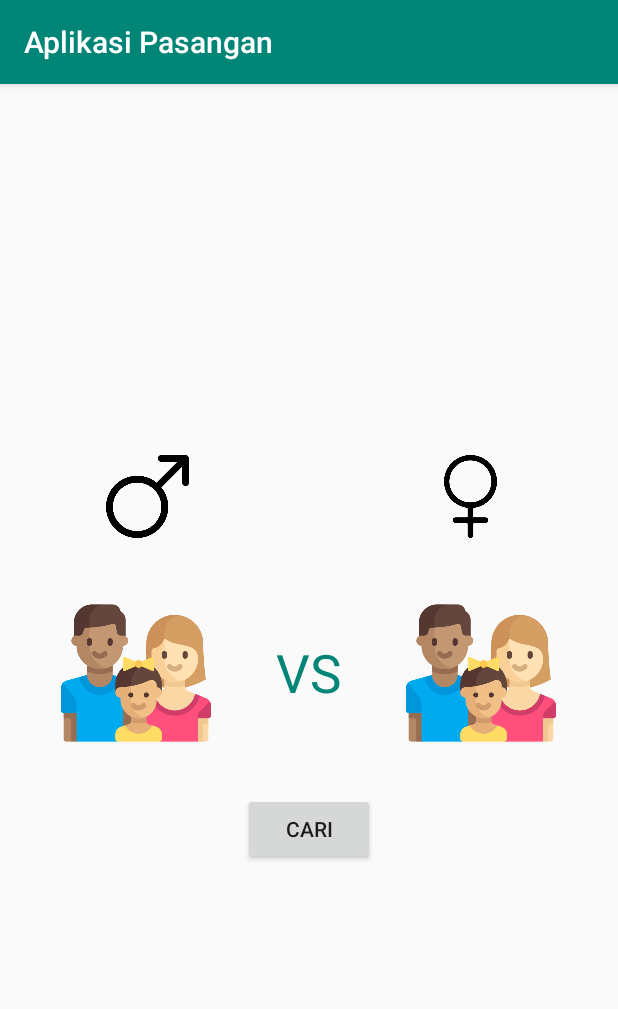
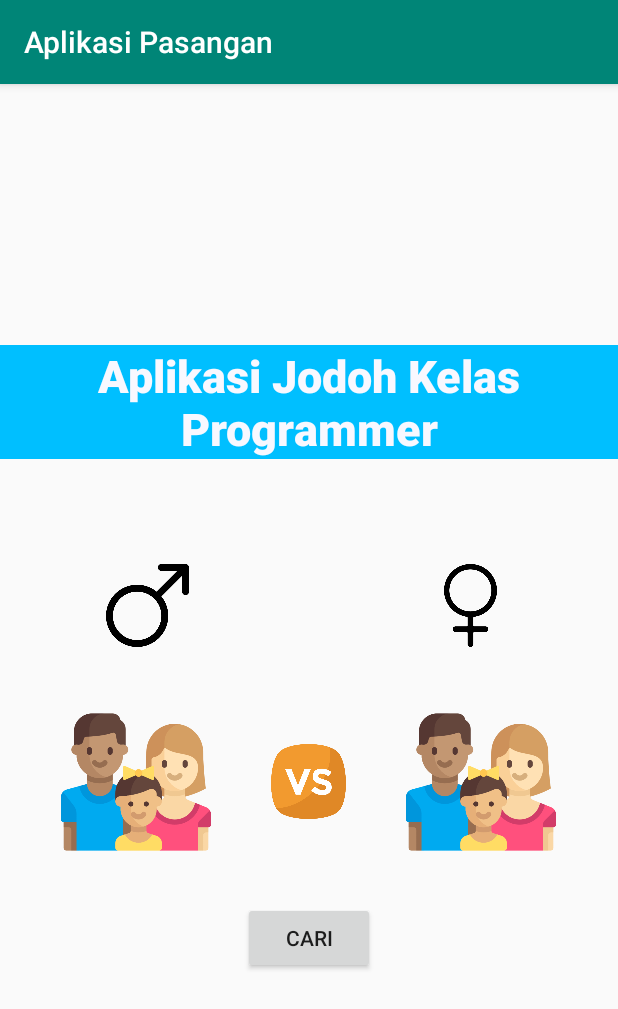
Before and after one commit to Khoirul02/Aplikasi-Pasangan, an Android app: the screen it shows after launch (MainActivity), on a phone screen of 412 x 824 dp. Shown: the top 1009 px of the screen. Run offline under Robolectric (Android 15) with nearby library versions, the phone set to English and light mode, and no system bars.

Commit message:
pasangan pertama v-2

```diff
--- a/app/src/main/res/layout/activity_main.xml
+++ b/app/src/main/res/layout/activity_main.xml
@@ -8,6 +8,19 @@
         android:gravity="center_vertical"
         android:layout_height="match_parent"
         tools:context=".MainActivity">
+
+    <TextView
+            android:layout_width="wrap_content"
+            android:layout_height="wrap_content"
+            android:text="Aplikasi Jodoh Kelas Programmer"
+            android:layout_gravity="center"
+            android:gravity="center"
+            android:fontFamily="sans-serif-black"
+            android:textSize="30dp"
+            android:textColor="#F8F8FF"
+            android:layout_marginBottom="70dp"
+            android:background="#00BFFF"/>
+
     <LinearLayout
             android:layout_width="wrap_content"
             android:layout_height="wrap_content"
@@ -42,14 +55,12 @@
                 android:src="@drawable/pasangan"
                 android:layout_gravity="center"
                 android:layout_marginRight="40dp"/>
-        <TextView
+        <ImageView
                 android:layout_width="50dp"
                 android:layout_height="50dp"
                 android:gravity="center"
                 android:layout_gravity="center_vertical"
-                android:text="VS"
-                android:textColor="#008577"
-                android:textSize="35dp"
+                android:src="@drawable/versus"
                 />
         <ImageView
                 android:id="@+id/foto_wanita"
@@ -66,7 +77,7 @@
             android:layout_width="wrap_content"
             android:layout_height="wrap_content"
             android:layout_gravity="center_horizontal"
-            android:text="@string/cari"
+            android:text="CARI"
             android:bufferType="editable"
             android:layout_marginTop="30dp"/>
 
--- a/app/src/main/res/values/colors.xml
+++ b/app/src/main/res/values/colors.xml
@@ -3,4 +3,6 @@
     <color name="colorPrimary">#008577</color>
     <color name="colorPrimaryDark">#00574B</color>
     <color name="colorAccent">#D81B60</color>
+    <color name="Blue">#0000FF</color>
+    <color name="GhostWhite">#008577</color>
 </resources>
```
